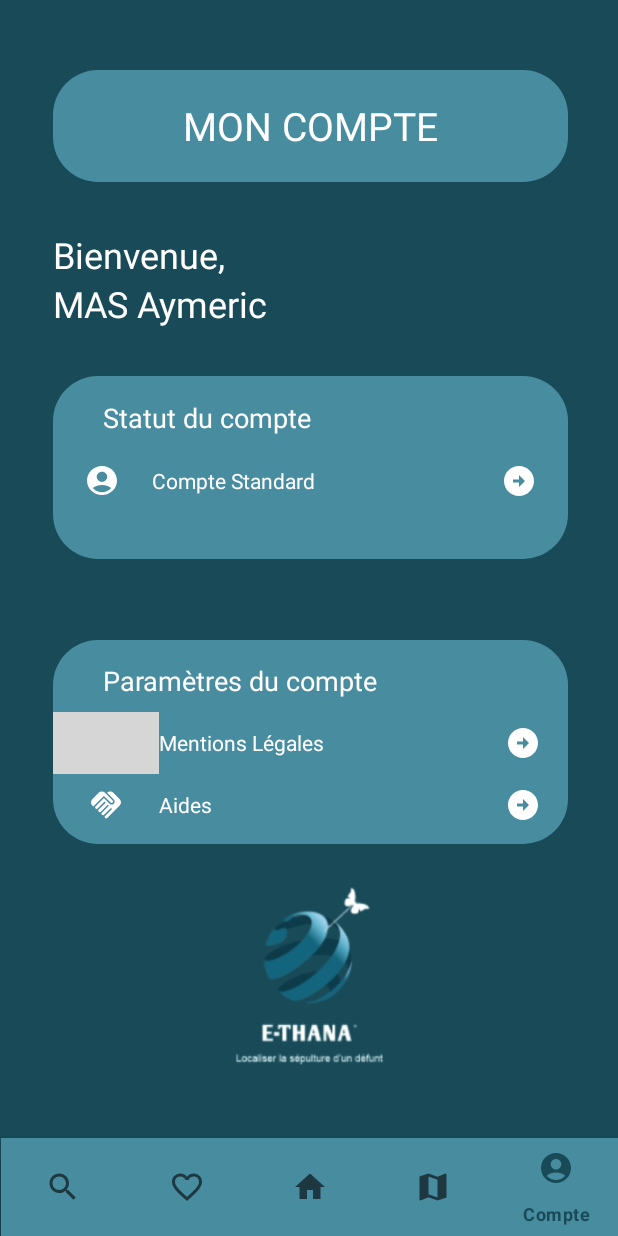
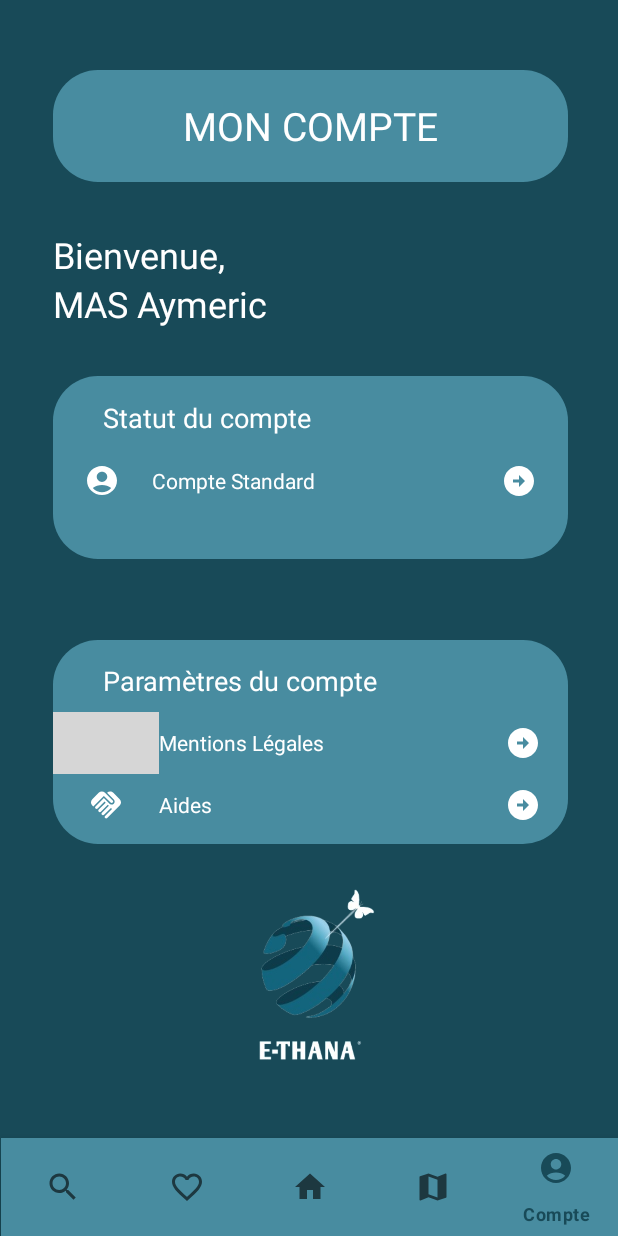
Before and after one commit to Suhhushi/E-thanaV2, an Android app: the AccountFragment screen opened through its navigation route, on a phone screen of 412 x 824 dp. Run offline under Robolectric (Android 15) with nearby library versions, the phone set to English and light mode, and no system bars; our stand-ins replace navigation-ui; grey boxes are pictures that could not be loaded.

Commit message:
img et scale

```diff
--- a/app/src/main/res/layout/fragment_account.xml
+++ b/app/src/main/res/layout/fragment_account.xml
@@ -306,7 +306,9 @@
                     android:layout_width="189dp"
                     android:layout_height="196dp"
                     android:background="@drawable/img_logo"
-                    android:orientation="horizontal"></LinearLayout>
+                    android:orientation="horizontal"
+                    android:scaleX="0.6"
+                    android:scaleY="0.6"></LinearLayout>
             </LinearLayout>
 
             <LinearLayout
--- a/app/src/main/res/layout/fragment_home.xml
+++ b/app/src/main/res/layout/fragment_home.xml
@@ -23,6 +23,8 @@
                 android:id="@+id/imageView"
                 android:layout_width="341dp"
                 android:layout_height="325dp"
+                android:scaleX="0.8"
+                android:scaleY="0.8"
                 android:src="@drawable/img_logo" />
         </LinearLayout>
 
```
Also changed, not shown: app/src/main/res/drawable/img_logo.png.
